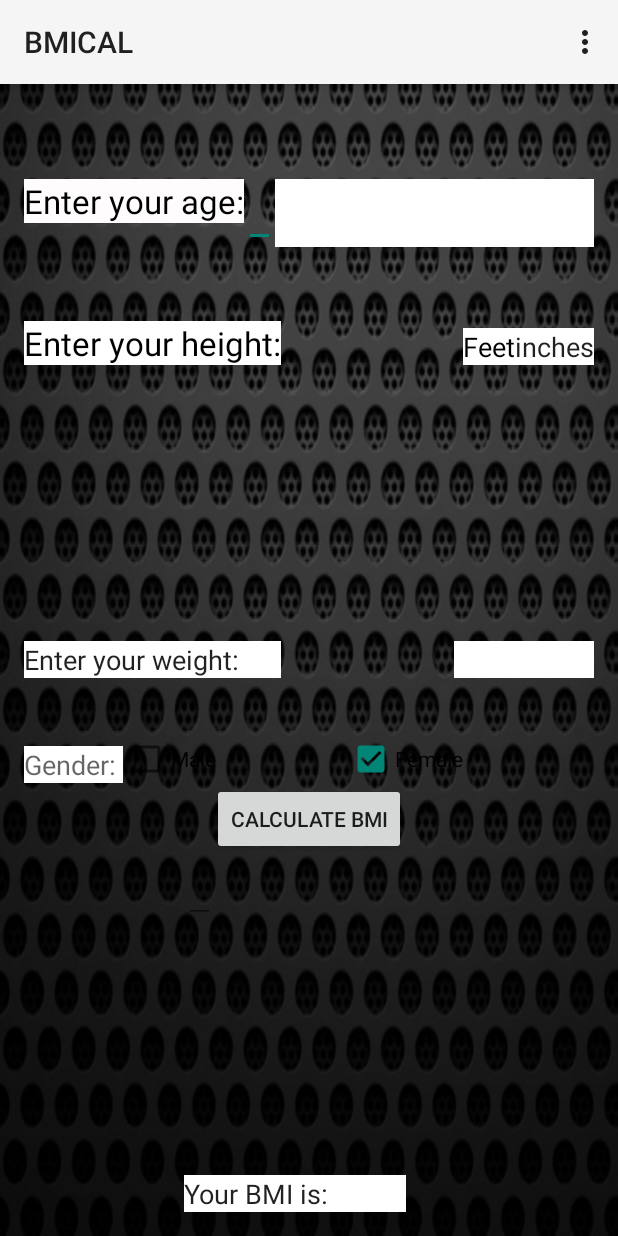
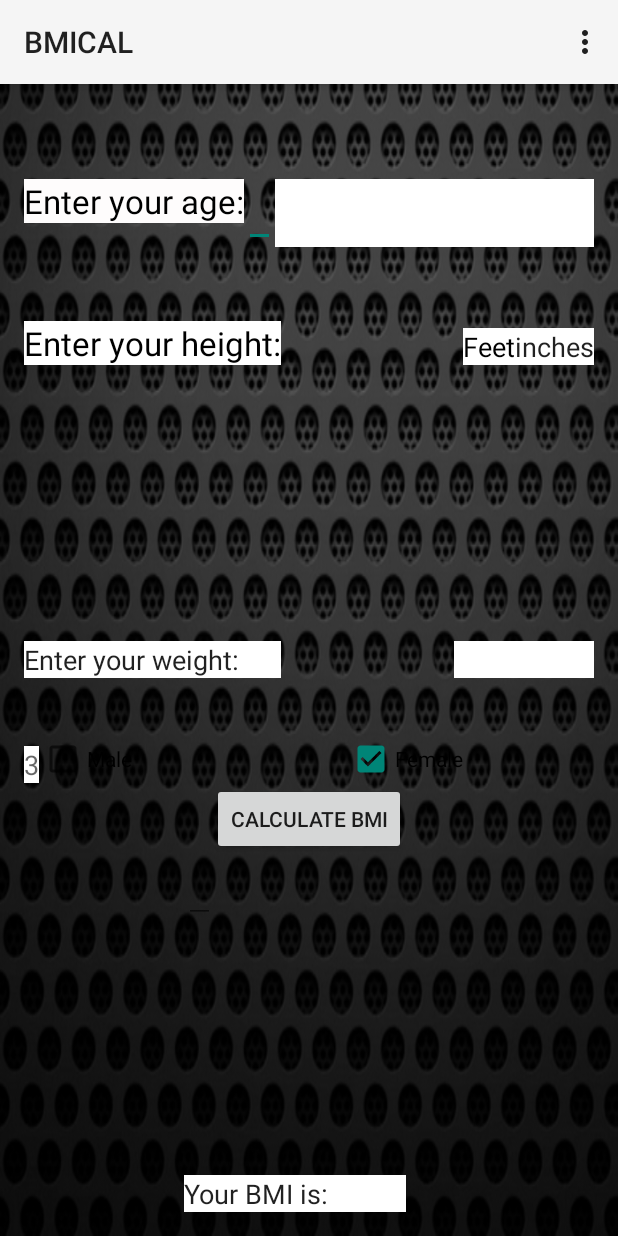
Before and after one commit to SCCapstone/FitLivin, an Android app: the BMICAL screen opened directly, with no data from a screen before it, in the options menu, after a tap on "Settings", on a phone screen of 412 x 824 dp. Run offline under Robolectric (Android 15) with nearby library versions, the phone set to English and light mode, and no system bars.

```diff
--- a/app/src/main/java/edu/sc/myapplication/BMICAL.java
+++ b/app/src/main/java/edu/sc/myapplication/BMICAL.java
@@ -4,6 +4,9 @@ import android.app.Activity;
 import android.os.Bundle;
 import android.view.Menu;
 import android.view.MenuItem;
+import android.view.View;
+import android.widget.Button;
+import android.widget.TextView;
 
 public class BMICAL extends Activity {
 
@@ -11,7 +14,23 @@ public class BMICAL extends Activity {
     protected void onCreate(Bundle savedInstanceState) {
         super.onCreate(savedInstanceState);
         setContentView(R.layout.activity_bmical);
+
+        Button yourButton11 = (Button)findViewById(R.id.button9);
+        yourButton11.setOnClickListener(new View.OnClickListener() {
+            @Override
+            public void onClick(View v) {
+               int a = 1;
+                int b = 2;
+                int c = a + b;
+
+                TextView t = (TextView)findViewById(R.id.textView11);
+                t.setText(""+c);
+            }
+        });
     }
+
+
+
 
     @Override
     public boolean onCreateOptionsMenu(Menu menu) {
--- a/app/src/main/java/edu/sc/myapplication/Profile_Page.java
+++ b/app/src/main/java/edu/sc/myapplication/Profile_Page.java
@@ -11,6 +11,7 @@ public class Profile_Page extends Activity {
     protected void onCreate(Bundle savedInstanceState) {
         super.onCreate(savedInstanceState);
         setContentView(R.layout.activity_profile__page);
+
     }
 
     @Override
```
